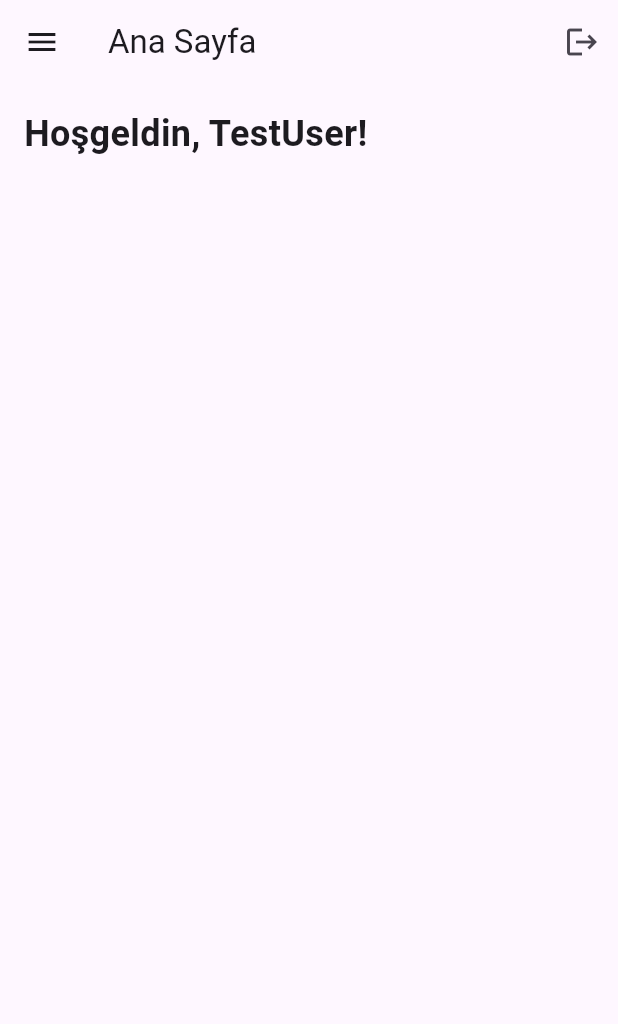
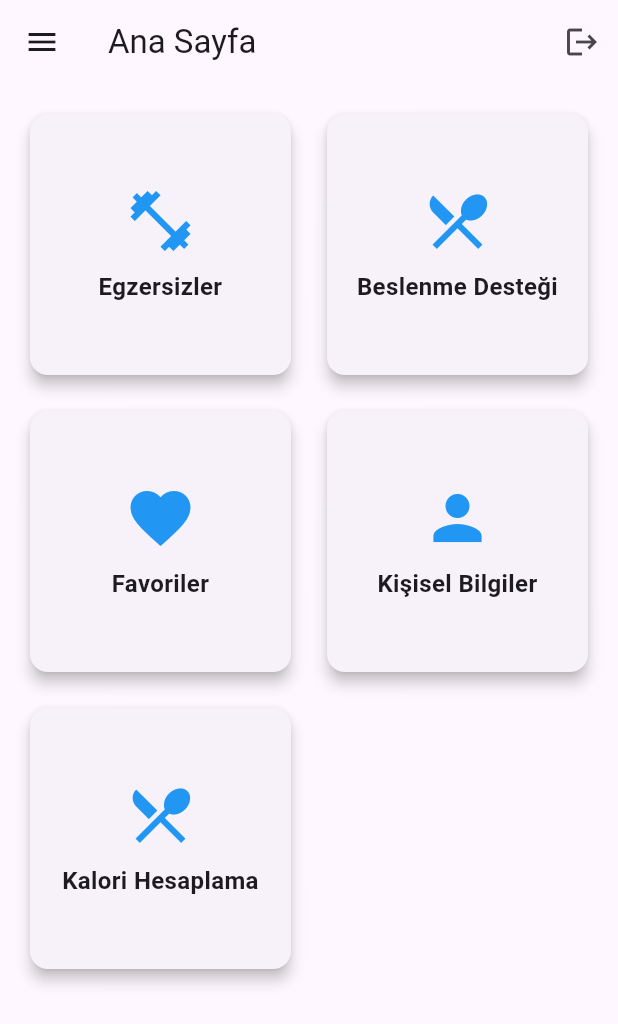
Before and after one commit to AlperenJosephson/Flutter_Fitness_App, a Flutter app: the HomeScreen screen opened by its route, on a phone screen of 412 x 824 dp. Shown: the top 1024 px of the screen. Run offline on Flutter 3.47's test engine with Material 3 defaults, Android fonts, the phone set to English and light mode, and no system bars; our stand-ins replace sqflite; accounts and stored records are empty.

Commit message:
Ana sayfada düzenlemeler yapıldı.

```diff
--- a/lib/screens/home_screen.dart
+++ b/lib/screens/home_screen.dart
@@ -1,3 +1,4 @@
+/*
 import 'package:flutter/material.dart';
 
 class HomeScreen extends StatelessWidget {
@@ -102,4 +103,131 @@ class HomeScreen extends StatelessWidget {
       ),
     );
   }
+}*/
+
+import 'package:flutter/material.dart';
+
+class HomeScreen extends StatelessWidget {
+  final String username;
+  final String email;
+
+  const HomeScreen({
+    super.key,
+    required this.username,
+    required this.email,
+  });
+
+  @override
+  Widget build(BuildContext context) {
+    final List<Map<String, dynamic>> pages = [
+      {
+        'title': 'Egzersizler',
+        'icon': Icons.fitness_center,
+        'route': '/exercises',
+      },
+      {
+        'title': 'Beslenme Desteği',
+        'icon': Icons.restaurant_menu,
+        'route': '/nutrition',
+      },
+      {
+        'title': 'Favoriler',
+        'icon': Icons.favorite,
+        'route': '/favorites',
+      },
+      {
+        'title': 'Kişisel Bilgiler',
+        'icon': Icons.person,
+        'route': '/profile',
+      },
+      {
+        'title': 'Kalori Hesaplama',
+        'icon': Icons.local_dining,
+        'route': '/calorie',
+      },
+    ];
+
+    return Scaffold(
+      appBar: AppBar(
+        title: const Text('Ana Sayfa'),
+        actions: [
+          IconButton(
+            icon: const Icon(Icons.logout),
+            onPressed: () {
+              // Çıkış Yap
+              Navigator.pushReplacementNamed(context, '/login');
+            },
+          ),
+        ],
+      ),
+
+      drawer: Drawer(
+        child: ListView(
+          padding: EdgeInsets.zero,
+          children: [
+            UserAccountsDrawerHeader(
+              accountName: Text(username),
+              accountEmail: Text(email),
+              currentAccountPicture: CircleAvatar(
+                backgroundColor: Colors.white,
+                child: Text(
+                  username[0].toUpperCase(),
+                  style: const TextStyle(fontSize: 40.0),
+                ),
+              ),
+            ),
+            ...pages.map(
+              (page) => ListTile(
+                leading: Icon(page['icon']),
+                title: Text(page['title']),
+                onTap: () {
+                  Navigator.pushNamed(context, page['route']);
+                },
+              ),
+            ),
+          ],
+        ),
+      ),
+      body: Padding(
+        padding: const EdgeInsets.all(16.0),
+        child: GridView.builder(
+          gridDelegate: const SliverGridDelegateWithFixedCrossAxisCount(
+            crossAxisCount: 2, // Her satırda 2 sütun
+            crossAxisSpacing: 16.0,
+            mainAxisSpacing: 16.0,
+          ),
+          itemCount: pages.length,
+          itemBuilder: (context, index) {
+            final page = pages[index];
+            return GestureDetector(
+              onTap: () {
+                Navigator.pushNamed(context, page['route']);
+              },
+              child: Card(
+                elevation: 4,
+                shape: RoundedRectangleBorder(
+                  borderRadius: BorderRadius.circular(12.0),
+                ),
+                child: Column(
+                  mainAxisAlignment: MainAxisAlignment.center,
+                  children: [
+                    Icon(page['icon'], size: 48.0, color: Colors.blue),
+                    const SizedBox(height: 8),
+                    Text(
+                      page['title'],
+                      style: const TextStyle(
+                        fontSize: 16.0,
+                        fontWeight: FontWeight.bold,
+                      ),
+                      textAlign: TextAlign.center,
+                    ),
+                  ],
+                ),
+              ),
+            );
+          },
+        ),
+      ),
+    );
+  }
 }
```
